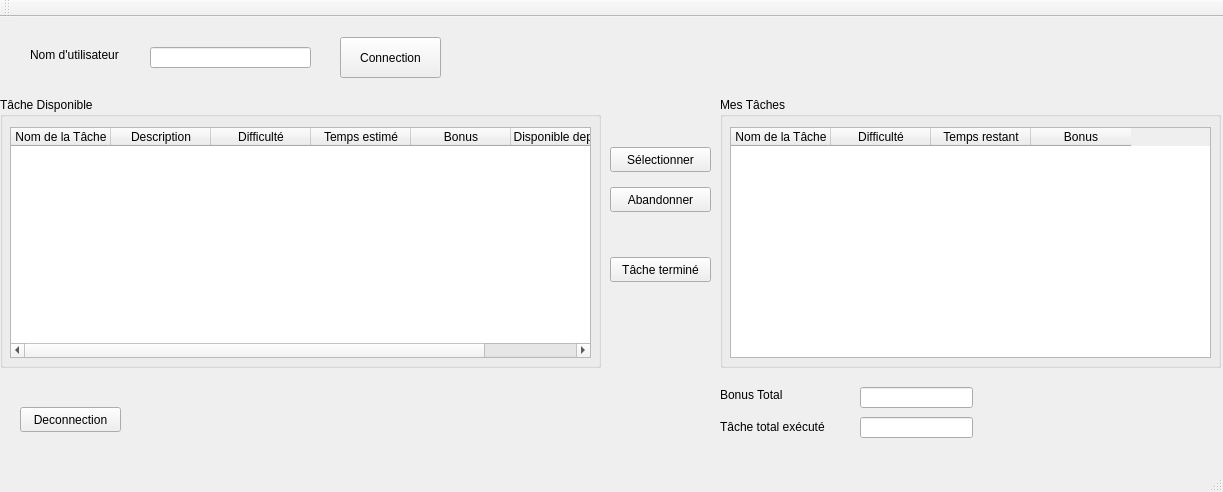
lehouxouelleta/cll12-GestionnaireAgile-Client, file client.ui: the form before one commit.
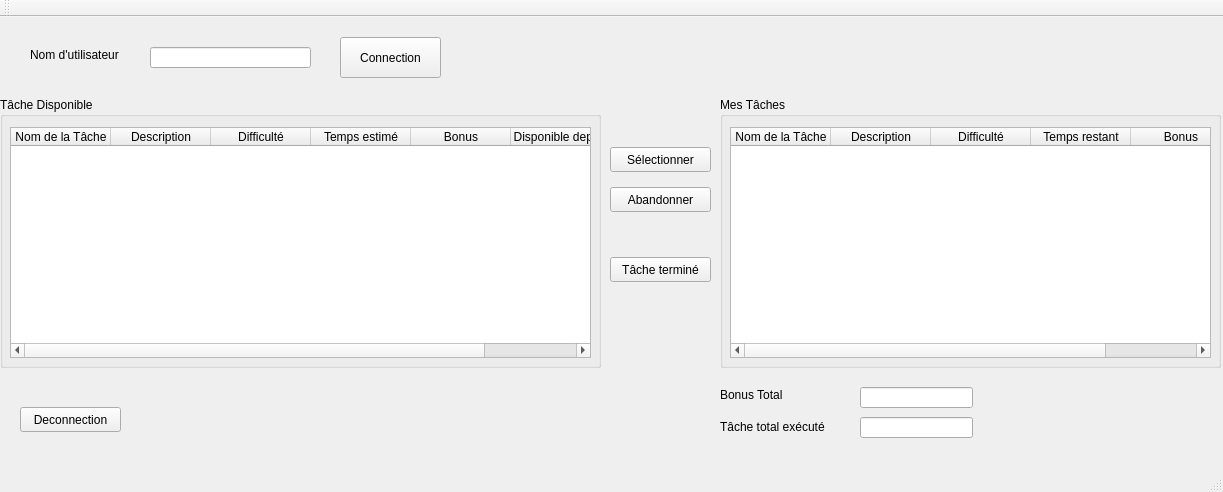
The form after the commit.

Commit message: Bouton sélectionner et Abandonner Le bouton sélectionner sélectionne une tâche et l'ajoute au tableau de mes tâches. Le bouton abandonner supprime un tâche du tableau

```diff
--- a/client.ui
+++ b/client.ui
@@ -102,6 +102,11 @@
        <string>Nom de la Tâche</string>
       </property>
      </column>
+     <column>
+      <property name="text">
+       <string>Description</string>
+      </property>
+     </column>
      <column>
       <property name="text">
        <string>Difficulté</string>
```
Left out of the diff: 3 changed lines with no effect on the pictures. The commit also changes 2 other files.
